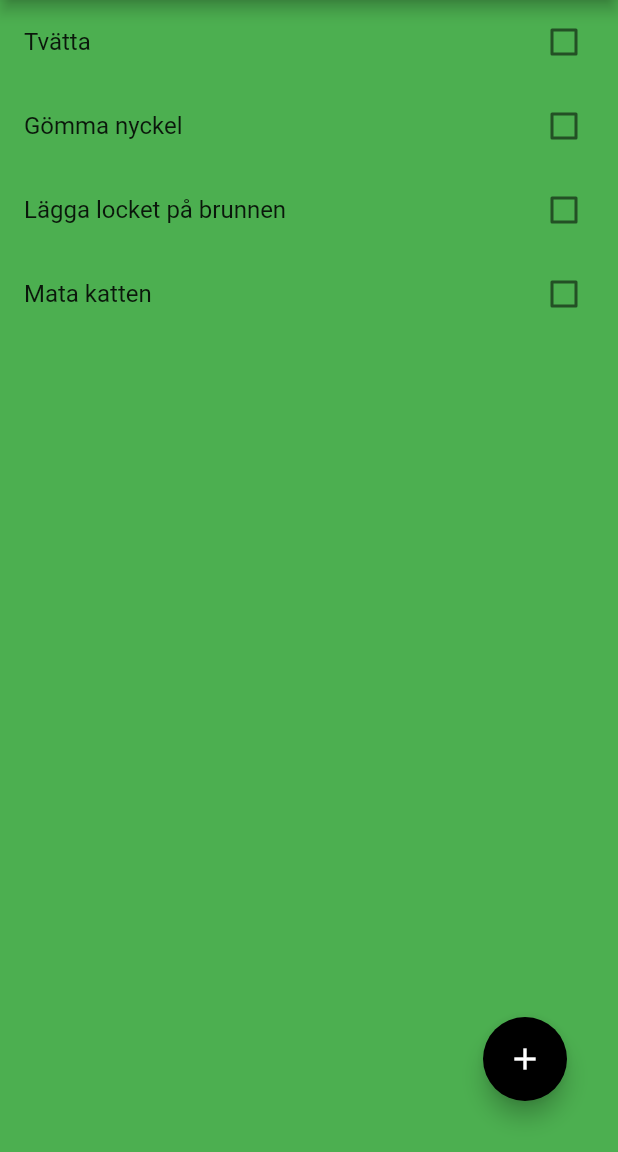
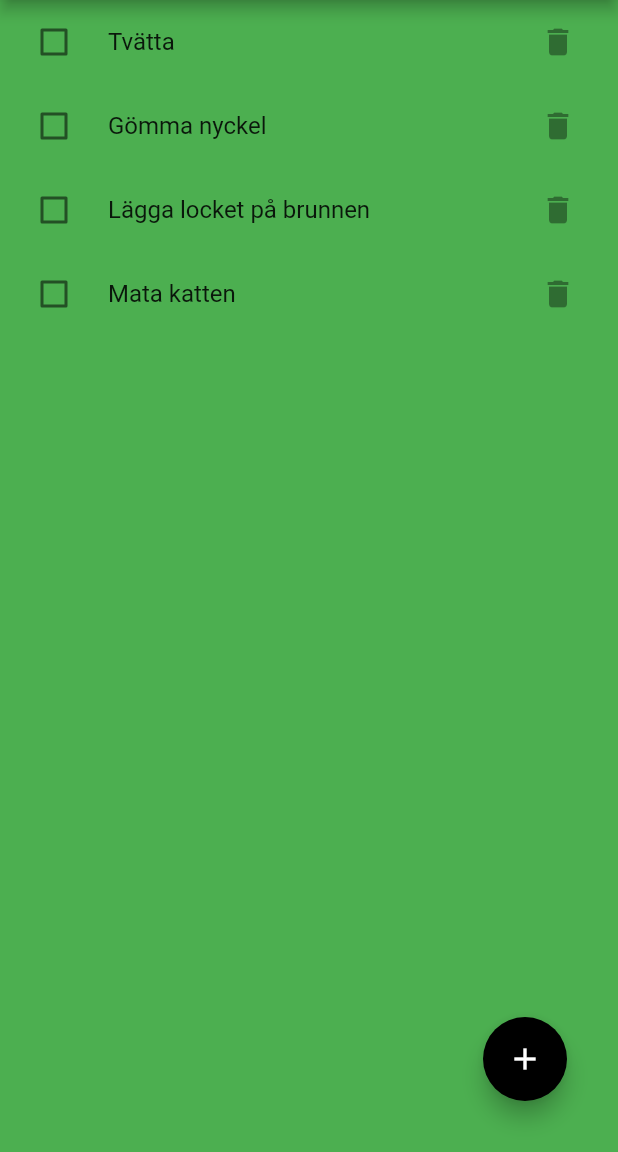
Before and after one commit to gu-tig169/guslandsni, a Flutter app: the screen it shows after launch, on a phone screen of 412 x 824 dp, the part 84-1236 px from its top. Run offline on Flutter 3.47's test engine with Material 2 defaults, Android fonts, the phone set to English and light mode, and no system bars.

Commit message:
Addded delete icon to checkboxlist

```diff
--- a/lib/main.dart
+++ b/lib/main.dart
@@ -143,6 +143,11 @@ Widget _textField() {
 Widget _checkboxListTodo(String toDo) {
   return CheckboxListTile(
       title: Text(toDo),
+      controlAffinity: ListTileControlAffinity.leading,
+      secondary: IconButton(
+        icon: Icon(Icons.delete),
+        onPressed: (null),
+      ),
       value: false,
       onChanged: (value) {
         print("OK");
```
